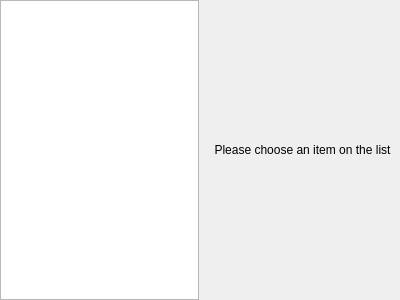
The window that add-printer/PageDestinations.ui (KDE/print-manager) describes before a commit, drawn with Qt 5.
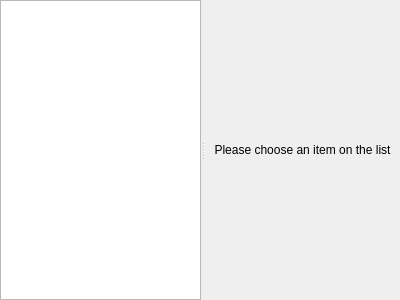
The same window after the commit.

```diff
--- a/add-printer/PageDestinations.ui
+++ b/add-printer/PageDestinations.ui
@@ -21,6 +21,13 @@
     <number>0</number>
    </property>
    <item row="0" column="0">
+    <widget class="QSplitter" name="splitter">
+     <property name="orientation">
+      <enum>Qt::Horizontal</enum>
+     </property>
+     <property name="childrenCollapsible">
+      <bool>false</bool>
+     </property>
     <widget class="QTreeView" name="devicesTV">
      <property name="sizePolicy">
       <sizepolicy hsizetype="Preferred" vsizetype="Expanding">
@@ -50,8 +57,6 @@
       <bool>false</bool>
      </attribute>
     </widget>
-   </item>
-   <item row="0" column="1">
     <widget class="QStackedWidget" name="stackedWidget">
      <property name="sizePolicy">
       <sizepolicy hsizetype="Expanding" vsizetype="Preferred">
@@ -72,6 +77,7 @@
         </widget>
        </item>
       </layout>
+      </widget>
      </widget>
     </widget>
    </item>
```
Lines whose indentation alone changed are shown as unchanged.
